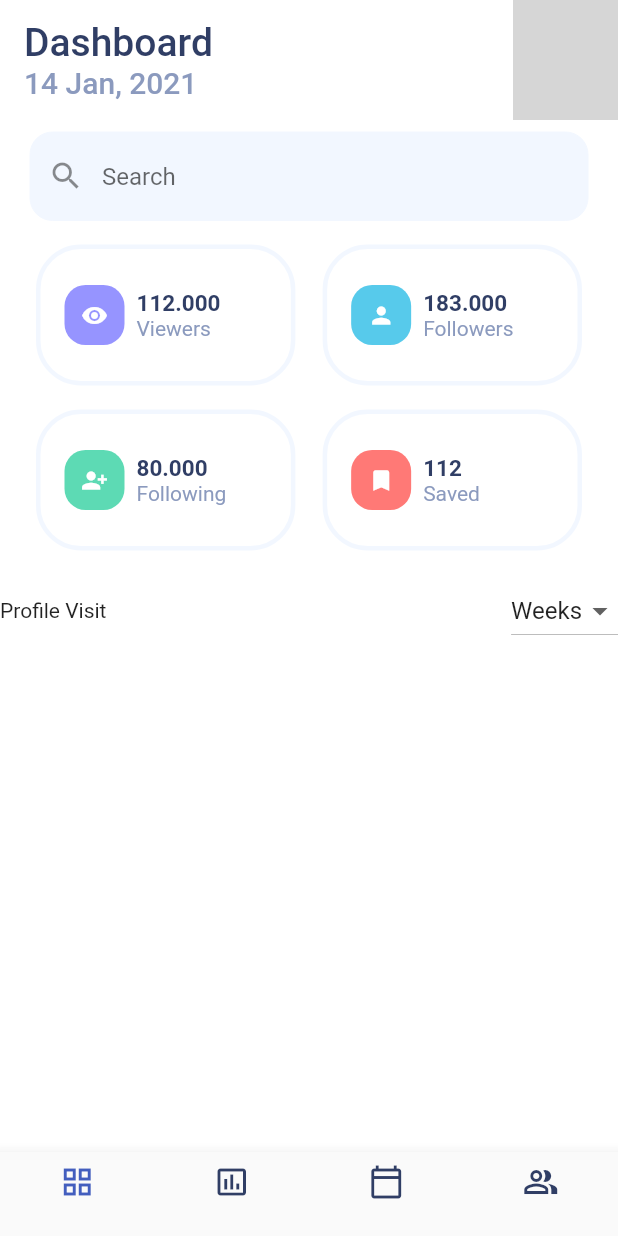
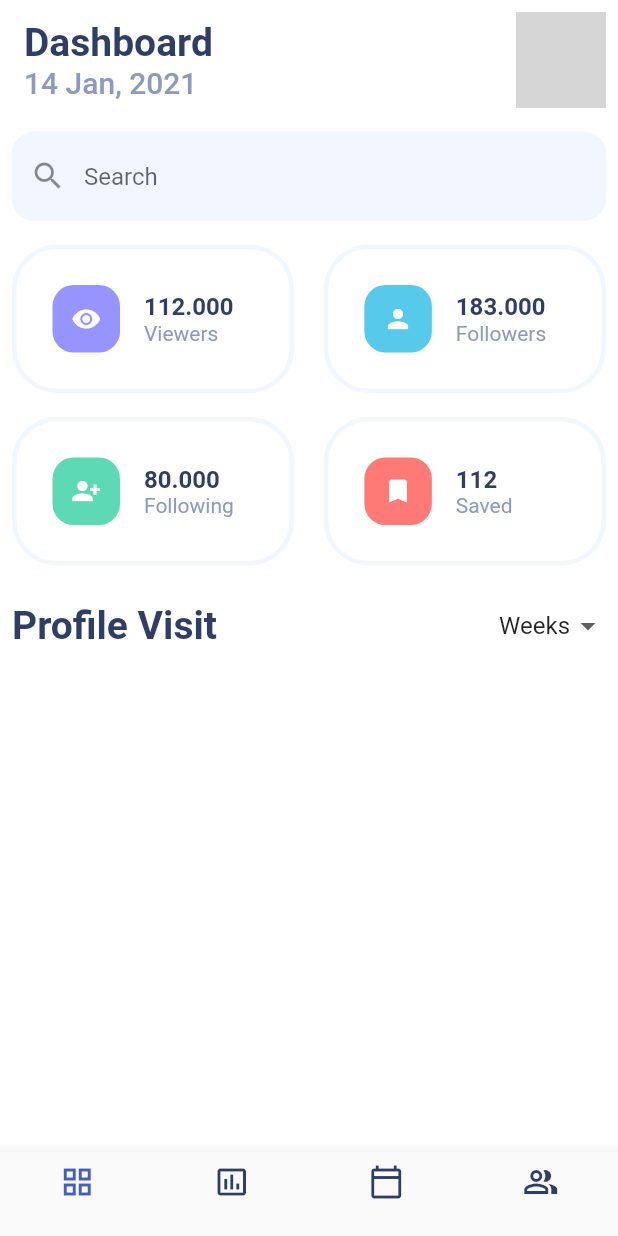
Before and after one commit to Satochaaan/social_media_manage, a Flutter app: the screen it shows after launch, on a phone screen of 412 x 824 dp. Run offline on Flutter 3.47's test engine with Material 2 defaults, Android fonts, the phone set to English and light mode, and no system bars; network calls fail; grey boxes are pictures that could not be loaded.

Commit message:
全体的なPadding、サイズ調整

```diff
--- a/lib/main.dart
+++ b/lib/main.dart
@@ -66,7 +66,11 @@ class _SocialMediaManageState extends State<SocialMediaManage> {
           children: [
             Text(
               'Dashboard',
-              style: TextStyle(color: kColorText, fontSize: 26),
+              style: TextStyle(
+                color: kColorText,
+                fontSize: 26,
+                fontWeight: FontWeight.bold,
+              ),
             ),
             Text(
               '14 Jan, 2021',
@@ -77,15 +81,17 @@ class _SocialMediaManageState extends State<SocialMediaManage> {
         centerTitle: false,
         elevation: 0,
         actions: [
-          Image.network(
+          Padding(
+            padding: const EdgeInsets.all(8.0),
+            child: Image.network(
               kDashboardPeopleUrl,
-            width: 70,
-            height: 70,
+              width: 60,
+              height: 60,
+            ),
           ),
         ],
       ),
-      body: Center(
-        child: Container(
+      body: Container(
         color: kColorPrimary,
         width: MediaQuery.of(context).size.width,
         child: Column(
@@ -93,8 +99,8 @@ class _SocialMediaManageState extends State<SocialMediaManage> {
             SizedBox(
               height: 8,
             ),
-              Container(
-                width: MediaQuery.of(context).size.width - 40,
+            Padding(
+              padding: const EdgeInsets.symmetric(horizontal: 8.0),
               child: TextField(
                 decoration: const InputDecoration(
                   hintText: 'Search',
@@ -126,7 +132,7 @@ class _SocialMediaManageState extends State<SocialMediaManage> {
               height: 16,
             ),
             Container(
-                padding: EdgeInsets.symmetric(horizontal: 24),
+              padding: EdgeInsets.symmetric(horizontal: 8),
               child: Table(
                 columnWidths: {1: FractionColumnWidth(.05)},
                 children: [
@@ -177,11 +183,21 @@ class _SocialMediaManageState extends State<SocialMediaManage> {
             SizedBox(
               height: 16,
             ),
-              Row(
+            Padding(
+              padding: const EdgeInsets.symmetric(horizontal: 8.0),
+              child: Row(
                 mainAxisAlignment: MainAxisAlignment.spaceBetween,
                 children: [
-                  Text('Profile Visit'),
-                  DropdownButton(
+                  Text(
+                    'Profile Visit',
+                    style: TextStyle(
+                      color: kColorText,
+                      fontSize: 26,
+                      fontWeight: FontWeight.bold,
+                    ),
+                  ),
+                  DropdownButtonHideUnderline(
+                    child: DropdownButton(
                       value: dropDownValue,
                       elevation: 16,
                       items: <String>['Weeks', 'Days']
@@ -197,13 +213,14 @@ class _SocialMediaManageState extends State<SocialMediaManage> {
                         });
                       },
                     ),
+                  ),
                 ],
+              ),
             ),
             SizedBox(
               height: 16,
             ),
           ],
-          ),
         ),
       ),
       bottomNavigationBar: BottomNavigationBar(
@@ -254,7 +271,7 @@ class TableItem extends StatelessWidget {
     return Container(
       padding: EdgeInsets.symmetric(
         vertical: 24,
-        horizontal: 16,
+        horizontal: 24,
       ),
       decoration: BoxDecoration(
         border: Border.all(
@@ -266,8 +283,8 @@ class TableItem extends StatelessWidget {
       child: Row(
         children: [
           Container(
-            width: 40,
-            height: 40,
+            width: 45,
+            height: 45,
             decoration: BoxDecoration(
               color: iconColor,
               borderRadius: BorderRadius.circular(14),
@@ -275,11 +292,11 @@ class TableItem extends StatelessWidget {
             child: Icon(
               iconData,
               color: Colors.white,
-              size: 18,
+              size: 20,
             ),
           ),
           SizedBox(
-            width: 8,
+            width: 16,
           ),
           Column(
             mainAxisAlignment: MainAxisAlignment.start,
@@ -290,7 +307,7 @@ class TableItem extends StatelessWidget {
                 textAlign: TextAlign.start,
                 style: TextStyle(
                     color: kColorText,
-                    fontSize: 15,
+                    fontSize: 16,
                     fontWeight: FontWeight.bold),
               ),
               Text(
```
Lines whose indentation alone changed are shown as unchanged.
